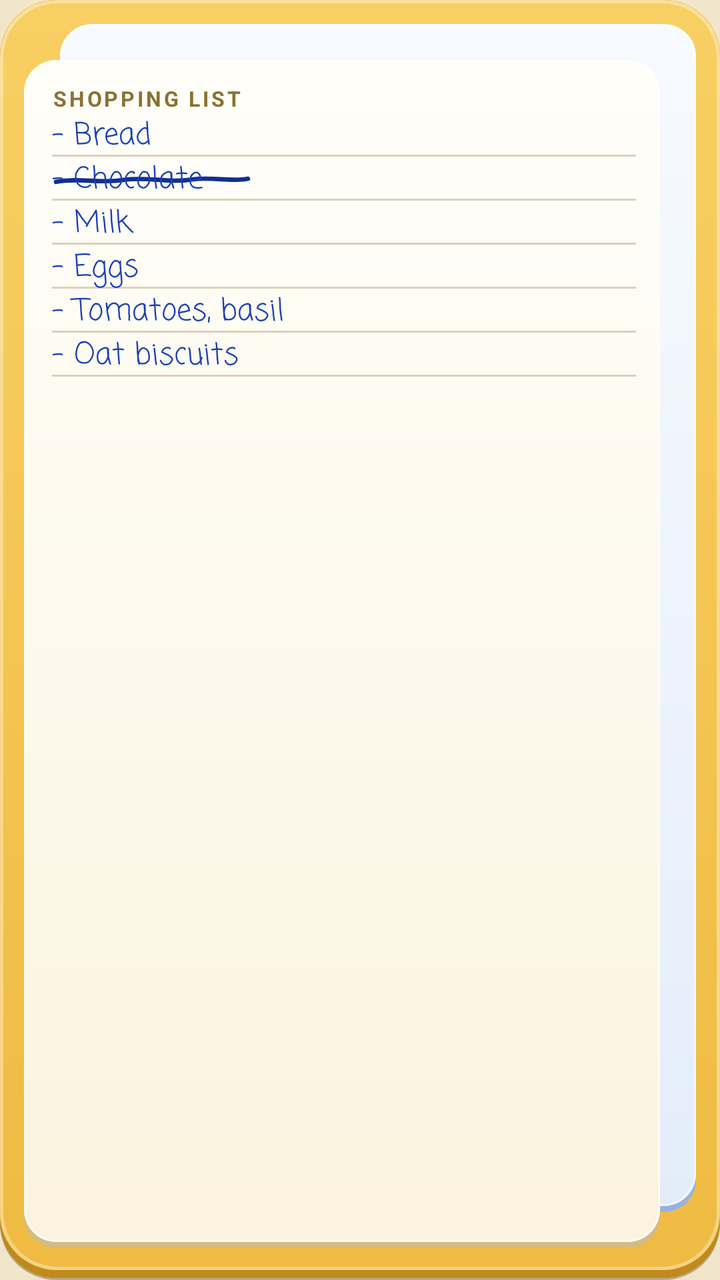
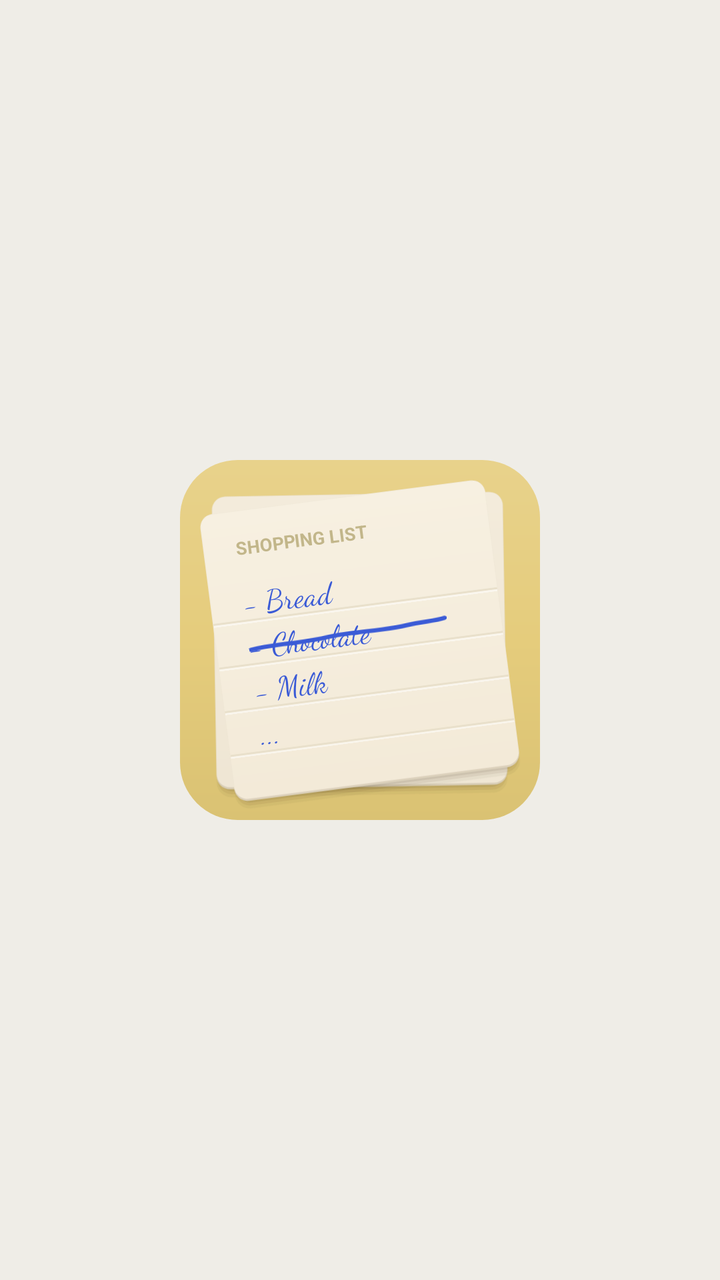

Before-and-after screenshots of an Android layout around one commit, followed by the original layout XML and the change that was made.
<!-- AndroidManifest.xml: application theme AppTheme -->
<!-- res/layout/widget_preview.xml -->
<?xml version="1.0" encoding="utf-8"?>
<FrameLayout xmlns:android="http://schemas.android.com/apk/res/android" android:layout_width="match_parent" android:layout_height="match_parent"
    android:background="@drawable/w_base" android:paddingStart="12dp" android:paddingEnd="12dp"
    android:paddingTop="12dp" android:paddingBottom="16dp">
    <FrameLayout android:layout_width="match_parent" android:layout_height="match_parent" android:layout_marginStart="18dp"
        android:layout_marginBottom="18dp" android:background="@drawable/paper_sky"/>
    <FrameLayout android:layout_width="match_parent" android:layout_height="match_parent" android:layout_marginEnd="18dp"
        android:layout_marginTop="18dp" android:background="@drawable/paper_cream" android:paddingStart="14dp"
        android:paddingEnd="12dp" android:paddingTop="12dp" android:paddingBottom="10dp">
        <LinearLayout android:layout_width="match_parent" android:layout_height="match_parent" android:orientation="vertical">
            <TextView android:layout_width="wrap_content" android:layout_height="wrap_content" android:text="SHOPPING LIST"
                android:textSize="10.5sp" android:letterSpacing="0.12" android:textStyle="bold" android:textColor="#8A7232"/>
            <FrameLayout android:layout_width="match_parent" android:layout_height="22dp" android:background="@drawable/rule">
                <CheckBox android:layout_width="wrap_content" android:layout_height="match_parent" android:button="@null"
                    android:background="@drawable/strike" android:minWidth="0dp" android:minHeight="0dp" android:padding="0dp"
                    android:paddingEnd="4dp" android:textSize="15sp" android:textColor="#1A3FB8" android:fontFamily="casual"
                    android:checked="false" android:text="– Bread"/>
            </FrameLayout>
            <FrameLayout android:layout_width="match_parent" android:layout_height="22dp" android:background="@drawable/rule">
                <CheckBox android:layout_width="wrap_content" android:layout_height="match_parent" android:button="@null"
                    android:background="@drawable/strike" android:minWidth="0dp" android:minHeight="0dp" android:padding="0dp"
                    android:paddingEnd="4dp" android:textSize="15sp" android:textColor="#1A3FB8" android:fontFamily="casual"
                    android:checked="true" android:text="– Chocolate"/>
            </FrameLayout>
            <FrameLayout android:layout_width="match_parent" android:layout_height="22dp" android:background="@drawable/rule">
                <CheckBox android:layout_width="wrap_content" android:layout_height="match_parent" android:button="@null"
                    android:background="@drawable/strike" android:minWidth="0dp" android:minHeight="0dp" android:padding="0dp"
                    android:paddingEnd="4dp" android:textSize="15sp" android:textColor="#1A3FB8" android:fontFamily="casual"
                    android:checked="false" android:text="– Milk"/>
            </FrameLayout>
            <FrameLayout android:layout_width="match_parent" android:layout_height="22dp" android:background="@drawable/rule">
                <CheckBox android:layout_width="wrap_content" android:layout_height="match_parent" android:button="@null"
                    android:background="@drawable/strike" android:minWidth="0dp" android:minHeight="0dp" android:padding="0dp"
                    android:paddingEnd="4dp" android:textSize="15sp" android:textColor="#1A3FB8" android:fontFamily="casual"
                    android:checked="false" android:text="– Eggs"/>
            </FrameLayout>
            <FrameLayout android:layout_width="match_parent" android:layout_height="22dp" android:background="@drawable/rule">
                <CheckBox android:layout_width="wrap_content" android:layout_height="match_parent" android:button="@null"
                    android:background="@drawable/strike" android:minWidth="0dp" android:minHeight="0dp" android:padding="0dp"
                    android:paddingEnd="4dp" android:textSize="15sp" android:textColor="#1A3FB8" android:fontFamily="casual"
                    android:checked="false" android:text="– Tomatoes, basil"/>
            </FrameLayout>
            <FrameLayout android:layout_width="match_parent" android:layout_height="22dp" android:background="@drawable/rule">
                <CheckBox android:layout_width="wrap_content" android:layout_height="match_parent" android:button="@null"
                    android:background="@drawable/strike" android:minWidth="0dp" android:minHeight="0dp" android:padding="0dp"
                    android:paddingEnd="4dp" android:textSize="15sp" android:textColor="#1A3FB8" android:fontFamily="casual"
                    android:checked="false" android:text="– Oat biscuits"/>
            </FrameLayout>
        </LinearLayout>
    </FrameLayout>
</FrameLayout>
<!-- resources referenced by this layout -->
<resources>
  <!-- drawable paper_cream (drawable) -->
  <?xml version="1.0" encoding="utf-8"?>
  <layer-list xmlns:android="http://schemas.android.com/apk/res/android">
      <item android:top="4dp" android:left="1dp" android:right="1dp">
          <shape><corners android:radius="16dp"/><solid android:color="#2E3A2600"/></shape></item>
      <item android:top="2dp">
          <shape><corners android:radius="16dp"/><solid android:color="#D3BB82"/></shape></item>
      <item android:bottom="3dp">
          <shape><corners android:radius="16dp"/>
              <gradient android:angle="270" android:startColor="#FFFEF9" android:endColor="#FBF3DF"/></shape></item>
      <item android:bottom="3dp">
          <shape><corners android:radius="16dp"/><stroke android:width="1dp" android:color="#99FFFFFF"/></shape></item>
  </layer-list>
  <!-- drawable paper_sky (drawable) -->
  <?xml version="1.0" encoding="utf-8"?>
  <layer-list xmlns:android="http://schemas.android.com/apk/res/android">
      <item android:top="4dp" android:left="1dp" android:right="1dp">
          <shape><corners android:radius="16dp"/><solid android:color="#2E3A2600"/></shape></item>
      <item android:top="2dp">
          <shape><corners android:radius="16dp"/><solid android:color="#96B3DD"/></shape></item>
      <item android:bottom="3dp">
          <shape><corners android:radius="16dp"/>
              <gradient android:angle="270" android:startColor="#F7FAFF" android:endColor="#E3EDFA"/></shape></item>
      <item android:bottom="3dp">
          <shape><corners android:radius="16dp"/><stroke android:width="1dp" android:color="#99FFFFFF"/></shape></item>
  </layer-list>
  <!-- drawable rule (drawable) -->
  <?xml version="1.0" encoding="utf-8"?>
  <layer-list xmlns:android="http://schemas.android.com/apk/res/android">
      <item android:gravity="bottom" android:height="1dp"><shape><solid android:color="@color/rule"/></shape></item>
  </layer-list>
  <!-- drawable w_base (drawable) -->
  <?xml version="1.0" encoding="utf-8"?>
  <layer-list xmlns:android="http://schemas.android.com/apk/res/android">
      <item android:top="6dp"><shape><corners android:radius="28dp"/><solid android:color="#4D2E1C00"/></shape></item>
      <item android:bottom="1dp"><shape><corners android:radius="28dp"/><solid android:color="#C08A1C"/></shape></item>
      <item android:bottom="5dp"><shape><corners android:radius="28dp"/>
          <gradient android:angle="270" android:startColor="#F8CF63" android:endColor="#EFBB42"/></shape></item>
      <item android:bottom="5dp"><shape><corners android:radius="28dp"/><stroke android:width="1.5dp" android:color="#59FFFFFF"/></shape></item>
  </layer-list>
  <style name="AppTheme" parent="android:Theme.Material.Light.NoActionBar">
          <item name="android:windowBackground">@color/bg</item>
          <item name="android:statusBarColor">@color/bg</item>
          <item name="android:navigationBarColor">@color/bg</item>
          <item name="android:windowLightStatusBar">true</item>
          <item name="android:windowLightNavigationBar">true</item>
          <item name="android:colorAccent">#1A3FB8</item>
          <item name="android:textColorHighlight">#401A3FB8</item>
      </style>
  <color name="rule">#477A6030</color>
  <!-- drawable strike_on (drawable) -->
  <?xml version="1.0" encoding="utf-8"?>
  <vector xmlns:android="http://schemas.android.com/apk/res/android" android:width="100dp" android:height="22dp" android:viewportWidth="100" android:viewportHeight="22">
      <path android:name="w" android:pathData="M0,2h100v18h-100z" android:fillColor="#FFFFFF" android:fillAlpha="0.5"/>
      <path android:name="s" android:pathData="M2,12.6 C14,10.4 24,13.6 36,11.6 C48,9.8 58,13.4 70,11.4 C80,9.9 90,12.8 98,11" android:strokeColor="@color/ink_dark" android:strokeWidth="2.2"
          android:strokeLineCap="round" android:fillColor="#00000000" android:trimPathEnd="1"/>
  </vector>
  <!-- drawable strike_off (drawable) -->
  <?xml version="1.0" encoding="utf-8"?>
  <vector xmlns:android="http://schemas.android.com/apk/res/android" android:width="100dp" android:height="22dp" android:viewportWidth="100" android:viewportHeight="22">
      <path android:name="w" android:pathData="M0,2h100v18h-100z" android:fillColor="#FFFFFF" android:fillAlpha="0"/>
      <path android:name="s" android:pathData="M2,12.6 C14,10.4 24,13.6 36,11.6 C48,9.8 58,13.4 70,11.4 C80,9.9 90,12.8 98,11" android:strokeColor="@color/ink_dark" android:strokeWidth="2.2"
          android:strokeLineCap="round" android:fillColor="#00000000" android:trimPathEnd="0"/>
  </vector>
  <!-- drawable strike_draw (drawable) -->
  <?xml version="1.0" encoding="utf-8"?>
  <animated-vector xmlns:android="http://schemas.android.com/apk/res/android" xmlns:aapt="http://schemas.android.com/aapt">
      <aapt:attr name="android:drawable"><vector xmlns:android="http://schemas.android.com/apk/res/android" android:width="100dp" android:height="22dp" android:viewportWidth="100" android:viewportHeight="22">
      <path android:name="w" android:pathData="M0,2h100v18h-100z" android:fillColor="#FFFFFF" android:fillAlpha="0"/>
      <path android:name="s" android:pathData="M2,12.6 C14,10.4 24,13.6 36,11.6 C48,9.8 58,13.4 70,11.4 C80,9.9 90,12.8 98,11" android:strokeColor="@color/ink_dark" android:strokeWidth="2.2"
          android:strokeLineCap="round" android:fillColor="#00000000" android:trimPathEnd="0"/>
  </vector></aapt:attr>
      <target android:name="s">
          <aapt:attr name="android:animation">
              <objectAnimator android:propertyName="trimPathEnd" android:valueFrom="0" android:valueTo="1"
                  android:duration="340" android:interpolator="@android:interpolator/fast_out_slow_in"/>
          </aapt:attr>
      </target>
      <target android:name="w">
          <aapt:attr name="android:animation">
              <objectAnimator android:propertyName="fillAlpha" android:valueFrom="0.0" android:valueTo="0.5"
                  android:startOffset="170" android:duration="340"/>
          </aapt:attr>
      </target>
  </animated-vector>
  <!-- drawable strike_erase (drawable) -->
  <?xml version="1.0" encoding="utf-8"?>
  <animated-vector xmlns:android="http://schemas.android.com/apk/res/android" xmlns:aapt="http://schemas.android.com/aapt">
      <aapt:attr name="android:drawable"><vector xmlns:android="http://schemas.android.com/apk/res/android" android:width="100dp" android:height="22dp" android:viewportWidth="100" android:viewportHeight="22">
      <path android:name="w" android:pathData="M0,2h100v18h-100z" android:fillColor="#FFFFFF" android:fillAlpha="0.5"/>
      <path android:name="s" android:pathData="M2,12.6 C14,10.4 24,13.6 36,11.6 C48,9.8 58,13.4 70,11.4 C80,9.9 90,12.8 98,11" android:strokeColor="@color/ink_dark" android:strokeWidth="2.2"
          android:strokeLineCap="round" android:fillColor="#00000000" android:trimPathEnd="1"/>
  </vector></aapt:attr>
      <target android:name="s">
          <aapt:attr name="android:animation">
              <objectAnimator android:propertyName="trimPathEnd" android:valueFrom="1" android:valueTo="0"
                  android:duration="220" android:interpolator="@android:interpolator/fast_out_slow_in"/>
          </aapt:attr>
      </target>
      <target android:name="w">
          <aapt:attr name="android:animation">
              <objectAnimator android:propertyName="fillAlpha" android:valueFrom="0.5" android:valueTo="0.0"
                  android:startOffset="0" android:duration="220"/>
          </aapt:attr>
      </target>
  </animated-vector>
  <color name="bg">#F1E6CB</color>
  <color name="ink_dark">#122F8F</color>
  <!-- unchanged entries left out for length: 1 -->
</resources>

<!-- the commit's change to res/layout/widget_preview.xml (unified diff, before → after) -->
@@ -1,51 +1,39 @@
 <?xml version="1.0" encoding="utf-8"?>
-<FrameLayout xmlns:android="http://schemas.android.com/apk/res/android" android:layout_width="match_parent" android:layout_height="match_parent"
-    android:background="@drawable/w_base" android:paddingStart="12dp" android:paddingEnd="12dp"
-    android:paddingTop="12dp" android:paddingBottom="16dp">
-    <FrameLayout android:layout_width="match_parent" android:layout_height="match_parent" android:layout_marginStart="18dp"
-        android:layout_marginBottom="18dp" android:background="@drawable/paper_sky"/>
-    <FrameLayout android:layout_width="match_parent" android:layout_height="match_parent" android:layout_marginEnd="18dp"
-        android:layout_marginTop="18dp" android:background="@drawable/paper_cream" android:paddingStart="14dp"
-        android:paddingEnd="12dp" android:paddingTop="12dp" android:paddingBottom="10dp">
-        <LinearLayout android:layout_width="match_parent" android:layout_height="match_parent" android:orientation="vertical">
-            <TextView android:layout_width="wrap_content" android:layout_height="wrap_content" android:text="SHOPPING LIST"
-                android:textSize="10.5sp" android:letterSpacing="0.12" android:textStyle="bold" android:textColor="#8A7232"/>
-            <FrameLayout android:layout_width="match_parent" android:layout_height="22dp" android:background="@drawable/rule">
-                <CheckBox android:layout_width="wrap_content" android:layout_height="match_parent" android:button="@null"
-                    android:background="@drawable/strike" android:minWidth="0dp" android:minHeight="0dp" android:padding="0dp"
-                    android:paddingEnd="4dp" android:textSize="15sp" android:textColor="#1A3FB8" android:fontFamily="casual"
-                    android:checked="false" android:text="– Bread"/>
-            </FrameLayout>
-            <FrameLayout android:layout_width="match_parent" android:layout_height="22dp" android:background="@drawable/rule">
-                <CheckBox android:layout_width="wrap_content" android:layout_height="match_parent" android:button="@null"
-                    android:background="@drawable/strike" android:minWidth="0dp" android:minHeight="0dp" android:padding="0dp"
-                    android:paddingEnd="4dp" android:textSize="15sp" android:textColor="#1A3FB8" android:fontFamily="casual"
-                    android:checked="true" android:text="– Chocolate"/>
-            </FrameLayout>
-            <FrameLayout android:layout_width="match_parent" android:layout_height="22dp" android:background="@drawable/rule">
-                <CheckBox android:layout_width="wrap_content" android:layout_height="match_parent" android:button="@null"
-                    android:background="@drawable/strike" android:minWidth="0dp" android:minHeight="0dp" android:padding="0dp"
-                    android:paddingEnd="4dp" android:textSize="15sp" android:textColor="#1A3FB8" android:fontFamily="casual"
-                    android:checked="false" android:text="– Milk"/>
-            </FrameLayout>
-            <FrameLayout android:layout_width="match_parent" android:layout_height="22dp" android:background="@drawable/rule">
-                <CheckBox android:layout_width="wrap_content" android:layout_height="match_parent" android:button="@null"
-                    android:background="@drawable/strike" android:minWidth="0dp" android:minHeight="0dp" android:padding="0dp"
-                    android:paddingEnd="4dp" android:textSize="15sp" android:textColor="#1A3FB8" android:fontFamily="casual"
-                    android:checked="false" android:text="– Eggs"/>
-            </FrameLayout>
-            <FrameLayout android:layout_width="match_parent" android:layout_height="22dp" android:background="@drawable/rule">
-                <CheckBox android:layout_width="wrap_content" android:layout_height="match_parent" android:button="@null"
-                    android:background="@drawable/strike" android:minWidth="0dp" android:minHeight="0dp" android:padding="0dp"
-                    android:paddingEnd="4dp" android:textSize="15sp" android:textColor="#1A3FB8" android:fontFamily="casual"
-                    android:checked="false" android:text="– Tomatoes, basil"/>
-            </FrameLayout>
-            <FrameLayout android:layout_width="match_parent" android:layout_height="22dp" android:background="@drawable/rule">
-                <CheckBox android:layout_width="wrap_content" android:layout_height="match_parent" android:button="@null"
-                    android:background="@drawable/strike" android:minWidth="0dp" android:minHeight="0dp" android:padding="0dp"
-                    android:paddingEnd="4dp" android:textSize="15sp" android:textColor="#1A3FB8" android:fontFamily="casual"
-                    android:checked="false" android:text="– Oat biscuits"/>
-            </FrameLayout>
-        </LinearLayout>
+<FrameLayout xmlns:android="http://schemas.android.com/apk/res/android" android:layout_width="match_parent" android:layout_height="match_parent">
+    <FrameLayout android:layout_width="180dp" android:layout_height="180dp" android:layout_gravity="center" android:background="@drawable/w_base">
+        <FrameLayout android:layout_width="157dp" android:layout_height="157dp" android:layout_gravity="center"
+            android:rotation="-1" android:background="@drawable/paper_back"/>
+        <FrameLayout android:layout_width="155dp" android:layout_height="155dp" android:layout_gravity="center"
+            android:rotation="-7.4" android:background="@drawable/paper_cream" android:padding="6dp">
+            <LinearLayout android:layout_width="match_parent" android:layout_height="match_parent" android:orientation="vertical">
+                <TextView android:layout_width="wrap_content" android:layout_height="wrap_content" android:text="SHOPPING LIST"
+                    android:paddingStart="16dp" android:paddingTop="12dp" android:paddingBottom="10dp"
+                    android:textSize="9sp" android:textStyle="bold" android:textColor="#C2B68A"/>
+                <FrameLayout android:layout_width="match_parent" android:layout_height="22dp" android:background="@drawable/rule" android:paddingStart="16dp">
+                    <CheckBox android:layout_width="wrap_content" android:layout_height="match_parent" android:button="@null"
+                        android:background="@drawable/strike" android:minWidth="0dp" android:minHeight="0dp" android:padding="0dp"
+                        android:paddingEnd="4dp" android:textSize="15sp" android:textColor="#3B5BD6" android:fontFamily="cursive"
+                        android:checked="false" android:text="- Bread"/>
+                </FrameLayout>
+                <FrameLayout android:layout_width="match_parent" android:layout_height="22dp" android:background="@drawable/rule" android:paddingStart="16dp">
+                    <CheckBox android:layout_width="wrap_content" android:layout_height="match_parent" android:button="@null"
+                        android:background="@drawable/strike" android:minWidth="0dp" android:minHeight="0dp" android:padding="0dp"
+                        android:paddingEnd="4dp" android:textSize="15sp" android:textColor="#3B5BD6" android:fontFamily="cursive"
+                        android:checked="true" android:text="- Chocolate"/>
+                </FrameLayout>
+                <FrameLayout android:layout_width="match_parent" android:layout_height="22dp" android:background="@drawable/rule" android:paddingStart="16dp">
+                    <CheckBox android:layout_width="wrap_content" android:layout_height="match_parent" android:button="@null"
+                        android:background="@drawable/strike" android:minWidth="0dp" android:minHeight="0dp" android:padding="0dp"
+                        android:paddingEnd="4dp" android:textSize="15sp" android:textColor="#3B5BD6" android:fontFamily="cursive"
+                        android:checked="false" android:text="- Milk"/>
+                </FrameLayout>
+                <FrameLayout android:layout_width="match_parent" android:layout_height="22dp" android:background="@drawable/rule" android:paddingStart="16dp">
+                    <CheckBox android:layout_width="wrap_content" android:layout_height="match_parent" android:button="@null"
+                        android:background="@drawable/strike" android:minWidth="0dp" android:minHeight="0dp" android:padding="0dp"
+                        android:paddingEnd="4dp" android:textSize="15sp" android:textColor="#3B5BD6" android:fontFamily="cursive"
+                        android:checked="false" android:text="..."/>
+                </FrameLayout>
+            </LinearLayout>
+        </FrameLayout>
     </FrameLayout>
 </FrameLayout>
<!-- resource entries referenced after the edit -->
@@ -1,87 +1,62 @@
 <!-- resources referenced by this layout -->
 <resources>
+  <!-- drawable paper_back (drawable) -->
+  <?xml version="1.0" encoding="utf-8"?>
+  <vector xmlns:android="http://schemas.android.com/apk/res/android" xmlns:aapt="http://schemas.android.com/aapt" android:width="108dp" android:height="108dp" android:viewportWidth="108" android:viewportHeight="108">
+      <path android:pathData="M9.0,7.4 H99.0 A5,5 0 0 1 104.0,12.4 V102.4 A5,5 0 0 1 99.0,107.4 H9.0 A5,5 0 0 1 4.0,102.4 V12.4 A5,5 0 0 1 9.0,7.4 Z" android:fillColor="#3B2A10" android:fillAlpha="0.05"/><path android:pathData="M9.3,6.4 H98.7 A5,5 0 0 1 103.7,11.4 V101.4 A5,5 0 0 1 98.7,106.4 H9.3 A5,5 0 0 1 4.3,101.4 V11.4 A5,5 0 0 1 9.3,6.4 Z" android:fillColor="#3B2A10" android:fillAlpha="0.07"/><path android:pathData="M9.6,5.4 H98.4 A5,5 0 0 1 103.4,10.4 V100.4 A5,5 0 0 1 98.4,105.4 H9.6 A5,5 0 0 1 4.6,100.4 V10.4 A5,5 0 0 1 9.6,5.4 Z" android:fillColor="#3B2A10" android:fillAlpha="0.09"/>
+      <path android:pathData="M8.6,4 H99.4 A4.6,4.6 0 0 1 104,8.6 V100.10000000000001 A4.6,4.6 0 0 1 99.4,104.7 H8.6 A4.6,4.6 0 0 1 4,100.10000000000001 V8.6 A4.6,4.6 0 0 1 8.6,4 Z" android:fillColor="#D8CDB6"/>
+      <path android:pathData="M8.6,4 H99.4 A4.6,4.6 0 0 1 104,8.6 V99.4 A4.6,4.6 0 0 1 99.4,104 H8.6 A4.6,4.6 0 0 1 4,99.4 V8.6 A4.6,4.6 0 0 1 8.6,4 Z"><aapt:attr name="android:fillColor"><gradient android:type="linear" android:startX="54" android:startY="4" android:endX="54" android:endY="104"><item android:offset="0" android:color="#F3EBDB"/><item android:offset="1" android:color="#EFE6D4"/></gradient></aapt:attr></path>
+  </vector>
   <!-- drawable paper_cream (drawable) -->
   <?xml version="1.0" encoding="utf-8"?>
-  <layer-list xmlns:android="http://schemas.android.com/apk/res/android">
-      <item android:top="4dp" android:left="1dp" android:right="1dp">
-          <shape><corners android:radius="16dp"/><solid android:color="#2E3A2600"/></shape></item>
-      <item android:top="2dp">
-          <shape><corners android:radius="16dp"/><solid android:color="#D3BB82"/></shape></item>
-      <item android:bottom="3dp">
-          <shape><corners android:radius="16dp"/>
-              <gradient android:angle="270" android:startColor="#FFFEF9" android:endColor="#FBF3DF"/></shape></item>
-      <item android:bottom="3dp">
-          <shape><corners android:radius="16dp"/><stroke android:width="1dp" android:color="#99FFFFFF"/></shape></item>
-  </layer-list>
-  <!-- drawable paper_sky (drawable) -->
-  <?xml version="1.0" encoding="utf-8"?>
-  <layer-list xmlns:android="http://schemas.android.com/apk/res/android">
-      <item android:top="4dp" android:left="1dp" android:right="1dp">
-          <shape><corners android:radius="16dp"/><solid android:color="#2E3A2600"/></shape></item>
-      <item android:top="2dp">
-          <shape><corners android:radius="16dp"/><solid android:color="#96B3DD"/></shape></item>
-      <item android:bottom="3dp">
-          <shape><corners android:radius="16dp"/>
-              <gradient android:angle="270" android:startColor="#F7FAFF" android:endColor="#E3EDFA"/></shape></item>
-      <item android:bottom="3dp">
-          <shape><corners android:radius="16dp"/><stroke android:width="1dp" android:color="#99FFFFFF"/></shape></item>
-  </layer-list>
+  <vector xmlns:android="http://schemas.android.com/apk/res/android" xmlns:aapt="http://schemas.android.com/aapt" android:width="108dp" android:height="108dp" android:viewportWidth="108" android:viewportHeight="108">
+      <path android:pathData="M9.0,7.4 H99.0 A5,5 0 0 1 104.0,12.4 V102.4 A5,5 0 0 1 99.0,107.4 H9.0 A5,5 0 0 1 4.0,102.4 V12.4 A5,5 0 0 1 9.0,7.4 Z" android:fillColor="#3B2A10" android:fillAlpha="0.05"/><path android:pathData="M9.3,6.4 H98.7 A5,5 0 0 1 103.7,11.4 V101.4 A5,5 0 0 1 98.7,106.4 H9.3 A5,5 0 0 1 4.3,101.4 V11.4 A5,5 0 0 1 9.3,6.4 Z" android:fillColor="#3B2A10" android:fillAlpha="0.07"/><path android:pathData="M9.6,5.4 H98.4 A5,5 0 0 1 103.4,10.4 V100.4 A5,5 0 0 1 98.4,105.4 H9.6 A5,5 0 0 1 4.6,100.4 V10.4 A5,5 0 0 1 9.6,5.4 Z" android:fillColor="#3B2A10" android:fillAlpha="0.09"/>
+      <path android:pathData="M8.6,4 H99.4 A4.6,4.6 0 0 1 104,8.6 V100.10000000000001 A4.6,4.6 0 0 1 99.4,104.7 H8.6 A4.6,4.6 0 0 1 4,100.10000000000001 V8.6 A4.6,4.6 0 0 1 8.6,4 Z" android:fillColor="#DCD1BC"/>
+      <path android:pathData="M8.6,4 H99.4 A4.6,4.6 0 0 1 104,8.6 V99.4 A4.6,4.6 0 0 1 99.4,104 H8.6 A4.6,4.6 0 0 1 4,99.4 V8.6 A4.6,4.6 0 0 1 8.6,4 Z"><aapt:attr name="android:fillColor"><gradient android:type="linear" android:startX="54" android:startY="4" android:endX="54" android:endY="104"><item android:offset="0" android:color="#F7F0E1"/><item android:offset="1" android:color="#F3EAD8"/></gradient></aapt:attr></path>
+  </vector>
   <!-- drawable rule (drawable) -->
   <?xml version="1.0" encoding="utf-8"?>
   <layer-list xmlns:android="http://schemas.android.com/apk/res/android">
-      <item android:gravity="bottom" android:height="1dp"><shape><solid android:color="@color/rule"/></shape></item>
+      <item android:gravity="bottom" android:height="1dp" android:bottom="1dp"><shape><solid android:color="#E9E0CB"/></shape></item>
+      <item android:gravity="bottom" android:height="1dp"><shape><solid android:color="#80FFFFFF"/></shape></item>
   </layer-list>
   <!-- drawable w_base (drawable) -->
   <?xml version="1.0" encoding="utf-8"?>
-  <layer-list xmlns:android="http://schemas.android.com/apk/res/android">
-      <item android:top="6dp"><shape><corners android:radius="28dp"/><solid android:color="#4D2E1C00"/></shape></item>
-      <item android:bottom="1dp"><shape><corners android:radius="28dp"/><solid android:color="#C08A1C"/></shape></item>
-      <item android:bottom="5dp"><shape><corners android:radius="28dp"/>
-          <gradient android:angle="270" android:startColor="#F8CF63" android:endColor="#EFBB42"/></shape></item>
-      <item android:bottom="5dp"><shape><corners android:radius="28dp"/><stroke android:width="1.5dp" android:color="#59FFFFFF"/></shape></item>
-  </layer-list>
+  <vector xmlns:android="http://schemas.android.com/apk/res/android" xmlns:aapt="http://schemas.android.com/aapt" android:width="100dp" android:height="100dp" android:viewportWidth="100" android:viewportHeight="100">
+      <path android:pathData="M16,0 H84 A16,16 0 0 1 100,16 V84 A16,16 0 0 1 84,100 H16 A16,16 0 0 1 0,84 V16 A16,16 0 0 1 16,0 Z"><aapt:attr name="android:fillColor"><gradient android:type="linear" android:startX="50" android:startY="0" android:endX="50" android:endY="100"><item android:offset="0" android:color="#E8D28B"/><item android:offset="0.5" android:color="#E5CC7C"/><item android:offset="1" android:color="#DAC273"/></gradient></aapt:attr></path>
+  </vector>
   <style name="AppTheme" parent="android:Theme.Material.Light.NoActionBar">
           <item name="android:windowBackground">@color/bg</item>
           <item name="android:statusBarColor">@color/bg</item>
           <item name="android:navigationBarColor">@color/bg</item>
           <item name="android:windowLightStatusBar">true</item>
           <item name="android:windowLightNavigationBar">true</item>
-          <item name="android:colorAccent">#1A3FB8</item>
-          <item name="android:textColorHighlight">#401A3FB8</item>
+          <item name="android:colorAccent">#3B5BD6</item>
+          <item name="android:textColorHighlight">#403B5BD6</item>
       </style>
-  <color name="rule">#477A6030</color>
   <!-- drawable strike_on (drawable) -->
   <?xml version="1.0" encoding="utf-8"?>
   <vector xmlns:android="http://schemas.android.com/apk/res/android" android:width="100dp" android:height="22dp" android:viewportWidth="100" android:viewportHeight="22">
-      <path android:name="w" android:pathData="M0,2h100v18h-100z" android:fillColor="#FFFFFF" android:fillAlpha="0.5"/>
-      <path android:name="s" android:pathData="M2,12.6 C14,10.4 24,13.6 36,11.6 C48,9.8 58,13.4 70,11.4 C80,9.9 90,12.8 98,11" android:strokeColor="@color/ink_dark" android:strokeWidth="2.2"
+      <path android:name="s" android:pathData="M1,13.2 C14,11.6 26,13.4 40,11.8 C54,10.4 66,12.6 80,11 C88,10.2 94,10.8 99,9.8" android:strokeColor="@color/ink_dark" android:strokeWidth="2.1"
           android:strokeLineCap="round" android:fillColor="#00000000" android:trimPathEnd="1"/>
   </vector>
   <!-- drawable strike_off (drawable) -->
   <?xml version="1.0" encoding="utf-8"?>
   <vector xmlns:android="http://schemas.android.com/apk/res/android" android:width="100dp" android:height="22dp" android:viewportWidth="100" android:viewportHeight="22">
-      <path android:name="w" android:pathData="M0,2h100v18h-100z" android:fillColor="#FFFFFF" android:fillAlpha="0"/>
-      <path android:name="s" android:pathData="M2,12.6 C14,10.4 24,13.6 36,11.6 C48,9.8 58,13.4 70,11.4 C80,9.9 90,12.8 98,11" android:strokeColor="@color/ink_dark" android:strokeWidth="2.2"
+      <path android:name="s" android:pathData="M1,13.2 C14,11.6 26,13.4 40,11.8 C54,10.4 66,12.6 80,11 C88,10.2 94,10.8 99,9.8" android:strokeColor="@color/ink_dark" android:strokeWidth="2.1"
           android:strokeLineCap="round" android:fillColor="#00000000" android:trimPathEnd="0"/>
   </vector>
   <!-- drawable strike_draw (drawable) -->
   <?xml version="1.0" encoding="utf-8"?>
   <animated-vector xmlns:android="http://schemas.android.com/apk/res/android" xmlns:aapt="http://schemas.android.com/aapt">
       <aapt:attr name="android:drawable"><vector xmlns:android="http://schemas.android.com/apk/res/android" android:width="100dp" android:height="22dp" android:viewportWidth="100" android:viewportHeight="22">
-      <path android:name="w" android:pathData="M0,2h100v18h-100z" android:fillColor="#FFFFFF" android:fillAlpha="0"/>
-      <path android:name="s" android:pathData="M2,12.6 C14,10.4 24,13.6 36,11.6 C48,9.8 58,13.4 70,11.4 C80,9.9 90,12.8 98,11" android:strokeColor="@color/ink_dark" android:strokeWidth="2.2"
+      <path android:name="s" android:pathData="M1,13.2 C14,11.6 26,13.4 40,11.8 C54,10.4 66,12.6 80,11 C88,10.2 94,10.8 99,9.8" android:strokeColor="@color/ink_dark" android:strokeWidth="2.1"
           android:strokeLineCap="round" android:fillColor="#00000000" android:trimPathEnd="0"/>
   </vector></aapt:attr>
       <target android:name="s">
           <aapt:attr name="android:animation">
               <objectAnimator android:propertyName="trimPathEnd" android:valueFrom="0" android:valueTo="1"
-                  android:duration="340" android:interpolator="@android:interpolator/fast_out_slow_in"/>
-          </aapt:attr>
-      </target>
-      <target android:name="w">
-          <aapt:attr name="android:animation">
-              <objectAnimator android:propertyName="fillAlpha" android:valueFrom="0.0" android:valueTo="0.5"
-                  android:startOffset="170" android:duration="340"/>
+                  android:duration="360" android:interpolator="@android:interpolator/fast_out_slow_in"/>
           </aapt:attr>
       </target>
   </animated-vector>
@@ -89,8 +64,7 @@
   <?xml version="1.0" encoding="utf-8"?>
   <animated-vector xmlns:android="http://schemas.android.com/apk/res/android" xmlns:aapt="http://schemas.android.com/aapt">
       <aapt:attr name="android:drawable"><vector xmlns:android="http://schemas.android.com/apk/res/android" android:width="100dp" android:height="22dp" android:viewportWidth="100" android:viewportHeight="22">
-      <path android:name="w" android:pathData="M0,2h100v18h-100z" android:fillColor="#FFFFFF" android:fillAlpha="0.5"/>
-      <path android:name="s" android:pathData="M2,12.6 C14,10.4 24,13.6 36,11.6 C48,9.8 58,13.4 70,11.4 C80,9.9 90,12.8 98,11" android:strokeColor="@color/ink_dark" android:strokeWidth="2.2"
+      <path android:name="s" android:pathData="M1,13.2 C14,11.6 26,13.4 40,11.8 C54,10.4 66,12.6 80,11 C88,10.2 94,10.8 99,9.8" android:strokeColor="@color/ink_dark" android:strokeWidth="2.1"
           android:strokeLineCap="round" android:fillColor="#00000000" android:trimPathEnd="1"/>
   </vector></aapt:attr>
       <target android:name="s">
@@ -99,15 +73,9 @@
                   android:duration="220" android:interpolator="@android:interpolator/fast_out_slow_in"/>
           </aapt:attr>
       </target>
-      <target android:name="w">
-          <aapt:attr name="android:animation">
-              <objectAnimator android:propertyName="fillAlpha" android:valueFrom="0.5" android:valueTo="0.0"
-                  android:startOffset="0" android:duration="220"/>
-          </aapt:attr>
-      </target>
   </animated-vector>
-  <color name="bg">#F1E6CB</color>
-  <color name="ink_dark">#122F8F</color>
+  <color name="bg">#EFEDE7</color>
+  <color name="ink_dark">#3B5BD6</color>
   <!-- unchanged entries left out for length: 1 -->
 </resources>
 
